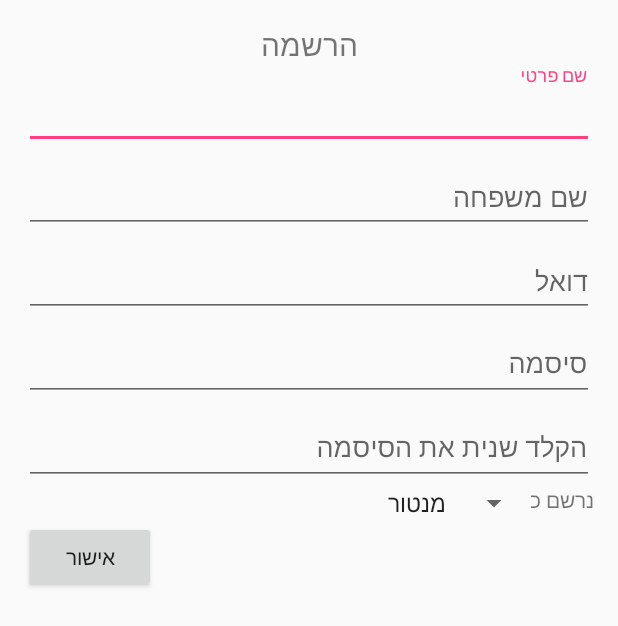
After one commit to tsofenbaqa/Mentoring, an Android app: the layout register_fragment.xml on its own in the app's theme, with its tools: preview values and no code run, on a phone screen of 412 x 824 dp. The commit adds this screen. Shown: the top 626 px of the screen. Run offline under Robolectric (Android 15) with nearby library versions, the phone set to English and light mode, and no system bars.

Commit message:
include register fragment added by muhamed abu elula

```diff
--- /dev/null
+++ b/app/src/main/res/layout/register_fragment.xml
@@ -0,0 +1,118 @@
+<?xml version="1.0" encoding="utf-8"?>
+<LinearLayout xmlns:android="http://schemas.android.com/apk/res/android"
+    xmlns:tools="http://schemas.android.com/tools"
+    android:id="@+id/activity_main"
+    android:layout_width="match_parent"
+    android:layout_height="match_parent"
+    android:paddingBottom="@dimen/activity_vertical_margin"
+    android:paddingLeft="@dimen/activity_horizontal_margin"
+    android:paddingRight="@dimen/activity_horizontal_margin"
+    android:paddingTop="@dimen/activity_vertical_margin"
+    android:orientation="vertical"
+    >
+<TextView
+    android:layout_width="wrap_content"
+    android:layout_height="wrap_content"
+    android:text="@string/title"
+    android:layout_gravity="top|center_horizontal"
+    android:textSize="20sp"
+    android:fontFamily="sans-serif-condensed"/>
+  <android.support.design.widget.TextInputLayout
+      android:id="@+id/edfname"
+      android:layout_width="match_parent"
+      android:layout_height="wrap_content">
+
+    <EditText
+        android:textDirection="locale"
+        android:id="@+id/fname"
+        android:layout_width="match_parent"
+        android:layout_height="wrap_content"
+        android:hint="@string/fname"/>
+  </android.support.design.widget.TextInputLayout>
+
+  <android.support.design.widget.TextInputLayout
+      android:id="@+id/edlname"
+      android:layout_width="match_parent"
+      android:layout_height="wrap_content">
+
+    <EditText
+        android:textDirection="locale"
+        android:id="@+id/lname"
+        android:layout_width="match_parent"
+        android:layout_height="wrap_content"
+        android:hint="@string/lname"/>
+  </android.support.design.widget.TextInputLayout>
+
+  <android.support.design.widget.TextInputLayout
+      android:id="@+id/ed1"
+      android:layout_width="match_parent"
+      android:layout_height="wrap_content">
+
+    <EditText
+        android:textDirection="locale"
+        android:id="@+id/email"
+        android:layout_width="match_parent"
+        android:layout_height="wrap_content"
+        android:hint="@string/email"/>
+  </android.support.design.widget.TextInputLayout>
+  <android.support.design.widget.TextInputLayout
+      android:id="@+id/ed2"
+      android:layout_width="match_parent"
+      android:layout_height="wrap_content">
+
+    <EditText
+        android:textDirection="ltr"
+        android:id="@+id/pass1"
+        android:layout_width="match_parent"
+        android:layout_height="wrap_content"
+        android:hint="@string/pass1"
+        android:gravity="right"/>
+  </android.support.design.widget.TextInputLayout>
+  <android.support.design.widget.TextInputLayout
+      android:id="@+id/ed3"
+      android:layout_width="match_parent"
+      android:layout_height="wrap_content">
+
+    <EditText
+        android:textDirection="ltr"
+        android:id="@+id/pass2"
+        android:layout_width="match_parent"
+        android:layout_height="wrap_content"
+        android:hint="@string/pass2"
+        android:gravity="right"/>
+  </android.support.design.widget.TextInputLayout>
+<LinearLayout
+    android:layout_width="wrap_content"
+    android:layout_height="wrap_content"
+    android:orientation="horizontal"
+    android:layout_gravity="right"
+    >
+
+  <Spinner
+      android:layout_width="match_parent"
+      android:layout_height="wrap_content"
+      android:id="@+id/type"
+      android:entries="@array/type"
+      android:layout_gravity="right"
+      android:gravity="right"
+      >
+
+  </Spinner>
+<TextView
+    android:layout_width="wrap_content"
+    android:layout_height="wrap_content"
+    android:text="@string/type"
+    android:layout_gravity="right"
+    android:gravity="right"
+    />
+
+</LinearLayout>
+
+
+  <Button
+      android:layout_height="wrap_content"
+      android:text="@string/ok"
+      android:layout_gravity="bottom"
+      android:layout_width="wrap_content"
+      />
+</LinearLayout>
--- a/app/src/main/res/values/strings.xml
+++ b/app/src/main/res/values/strings.xml
@@ -23,4 +23,13 @@
         <item>זכר</item>
         <item>נקבה</item>
     </string-array>
+    <string name="pass1">סיסמה</string>
+    <string name="title">הרשמה</string>
+    <string name="pass2">הקלד שנית את הסיסמה</string>
+    <string-array name="type">
+        <item>מנטור</item>
+        <item>מנטיי</item>
+    </string-array>
+    <string name="type">נרשם כ</string>
+    <string name="ok">אישור</string>
 </resources>
```
